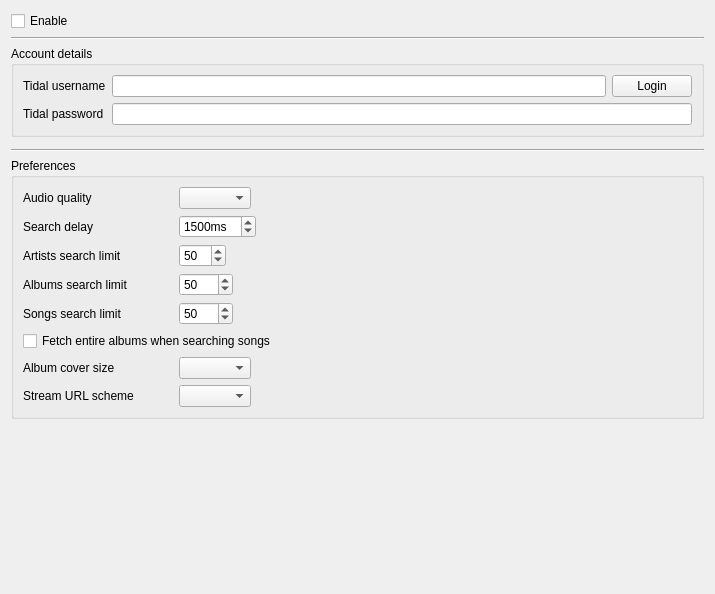
This is src/settings/tidalsettingspage.ui in strawberrymusicplayer/strawberry as Qt 5 draws it before an edit. The edited form follows.
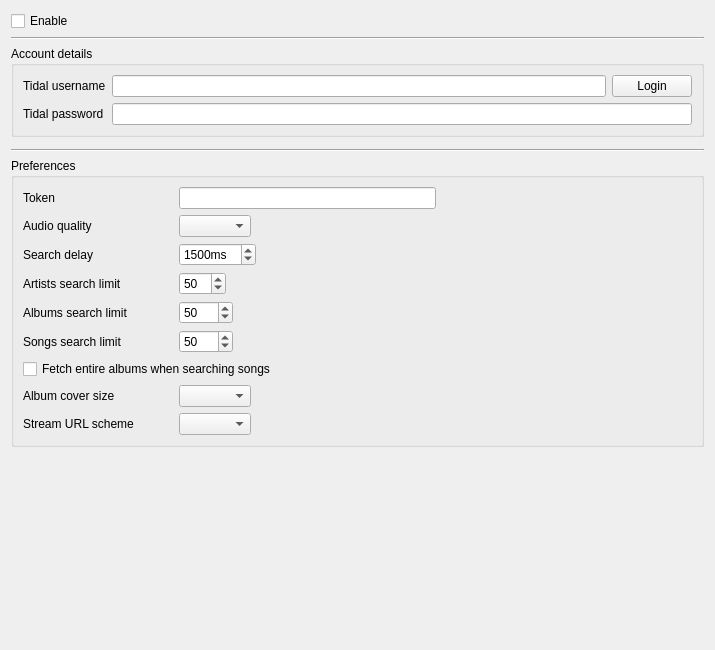
This is the edited form. Icons and pictures are not drawn. Custom widgets are drawn as their Qt base class.

Commit message: Make tidal token configurable

```diff
--- a/src/settings/tidalsettingspage.ui
+++ b/src/settings/tidalsettingspage.ui
@@ -7,7 +7,7 @@
     <x>0</x>
     <y>0</y>
     <width>715</width>
-    <height>594</height>
+    <height>650</height>
    </rect>
   </property>
   <property name="windowTitle">
@@ -95,7 +95,47 @@
      </property>
      <layout class="QVBoxLayout" name="layout_preferences">
       <item>
-       <layout class="QHBoxLayout" name="quality">
+       <layout class="QHBoxLayout" name="layout_token">
+        <item>
+         <widget class="QLabel" name="label_token">
+          <property name="minimumSize">
+           <size>
+            <width>150</width>
+            <height>0</height>
+           </size>
+          </property>
+          <property name="text">
+           <string>Token</string>
+          </property>
+         </widget>
+        </item>
+        <item>
+         <widget class="QLineEdit" name="token">
+          <property name="minimumSize">
+           <size>
+            <width>200</width>
+            <height>0</height>
+           </size>
+          </property>
+         </widget>
+        </item>
+        <item>
+         <spacer name="spacer_token">
+          <property name="orientation">
+           <enum>Qt::Horizontal</enum>
+          </property>
+          <property name="sizeHint" stdset="0">
+           <size>
+            <width>40</width>
+            <height>20</height>
+           </size>
+          </property>
+         </spacer>
+        </item>
+       </layout>
+      </item>
+      <item>
+       <layout class="QHBoxLayout" name="layout_quality">
         <item>
          <widget class="QLabel" name="label_quality">
           <property name="minimumSize">
@@ -110,7 +150,7 @@
          </widget>
         </item>
         <item>
-         <widget class="QComboBox" name="combobox_quality"/>
+         <widget class="QComboBox" name="quality"/>
         </item>
         <item>
          <spacer name="spacer_quality">
@@ -128,7 +168,7 @@
        </layout>
       </item>
       <item>
-       <layout class="QHBoxLayout" name="searchdelay">
+       <layout class="QHBoxLayout" name="layout_searchdelay">
         <item>
          <widget class="QLabel" name="label_searchdelay">
           <property name="minimumSize">
@@ -143,7 +183,7 @@
          </widget>
         </item>
         <item>
-         <widget class="QSpinBox" name="spinbox_searchdelay">
+         <widget class="QSpinBox" name="searchdelay">
           <property name="suffix">
            <string>ms</string>
           </property>
@@ -177,7 +217,7 @@
        </layout>
       </item>
       <item>
-       <layout class="QHBoxLayout" name="artistssearchlimit">
+       <layout class="QHBoxLayout" name="layout_artistssearchlimit">
         <item>
          <widget class="QLabel" name="label_artistssearchlimit">
           <property name="minimumSize">
@@ -192,7 +232,7 @@
          </widget>
         </item>
         <item>
-         <widget class="QSpinBox" name="spinbox_artistssearchlimit">
+         <widget class="QSpinBox" name="artistssearchlimit">
           <property name="minimum">
            <number>1</number>
           </property>
@@ -220,7 +260,7 @@
        </layout>
       </item>
       <item>
-       <layout class="QHBoxLayout" name="albumssearchlimit">
+       <layout class="QHBoxLayout" name="layout_albumssearchlimit">
         <item>
          <widget class="QLabel" name="label_albumssearchlimit">
           <property name="minimumSize">
@@ -235,7 +275,7 @@
          </widget>
         </item>
         <item>
-         <widget class="QSpinBox" name="spinbox_albumssearchlimit">
+         <widget class="QSpinBox" name="albumssearchlimit">
           <property name="minimum">
            <number>1</number>
           </property>
@@ -263,7 +303,7 @@
        </layout>
       </item>
       <item>
-       <layout class="QHBoxLayout" name="songssearchlimit">
+       <layout class="QHBoxLayout" name="layout_songssearchlimit">
         <item>
          <widget class="QLabel" name="label_songssearchlimit">
           <property name="minimumSize">
@@ -278,7 +318,7 @@
          </widget>
         </item>
         <item>
-         <widget class="QSpinBox" name="spinbox_songssearchlimit">
+         <widget class="QSpinBox" name="songssearchlimit">
           <property name="minimum">
            <number>1</number>
           </property>
@@ -313,7 +353,7 @@
        </widget>
       </item>
       <item>
-       <layout class="QHBoxLayout" name="coversize">
+       <layout class="QHBoxLayout" name="layout_coversize">
         <item>
          <widget class="QLabel" name="label_coversize">
           <property name="minimumSize">
@@ -328,7 +368,7 @@
          </widget>
         </item>
         <item>
-         <widget class="QComboBox" name="combobox_coversize"/>
+         <widget class="QComboBox" name="coversize"/>
         </item>
         <item>
          <spacer name="spacer_coversize">
@@ -346,7 +386,7 @@
        </layout>
       </item>
       <item>
-       <layout class="QHBoxLayout" name="streamurl">
+       <layout class="QHBoxLayout" name="layout_streamurl">
         <item>
          <widget class="QLabel" name="label_streamurl">
           <property name="minimumSize">
@@ -361,10 +401,10 @@
          </widget>
         </item>
         <item>
-         <widget class="QComboBox" name="combobox_streamurl"/>
+         <widget class="QComboBox" name="streamurl"/>
         </item>
         <item>
-         <spacer name="horizontalSpacer">
+         <spacer name="spacer_streamurl">
           <property name="orientation">
            <enum>Qt::Horizontal</enum>
           </property>
```
The commit also changes 5 other files.
